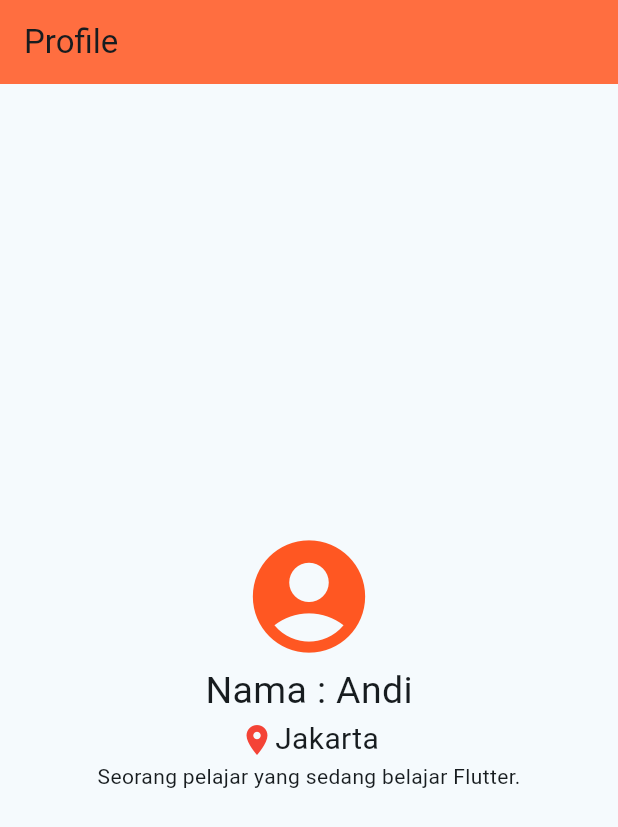
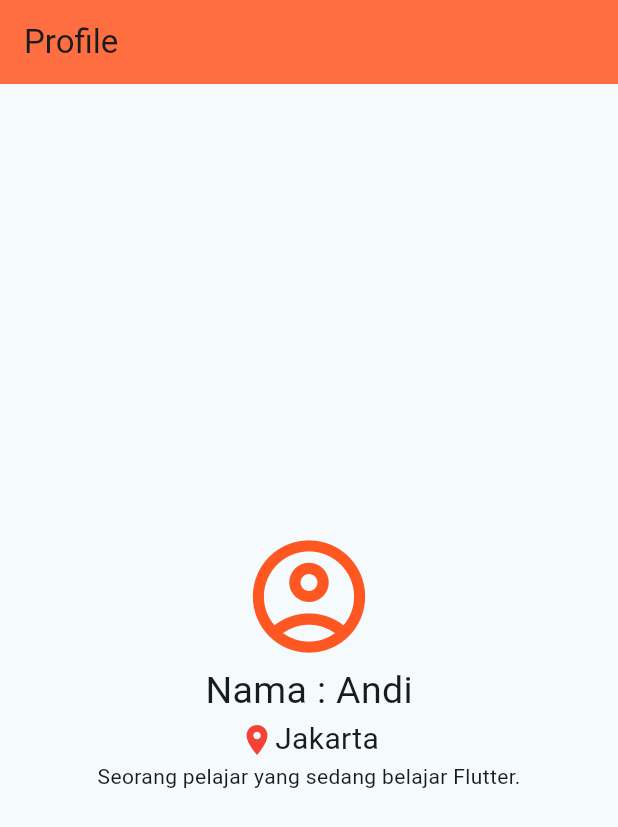
Before and after one commit to qeisandi/andippkd_mpro_b2, a Flutter app: the screen it shows after launch, on a phone screen of 412 x 824 dp. Shown: the top 827 px of the screen. Run offline on Flutter 3.47's test engine with Material 3 defaults, Android fonts, the phone set to English and light mode, and no system bars.

Commit message:
tugas flutter

```diff
--- a/lib/meet_satu/tugas_satu_flutter.dart
+++ b/lib/meet_satu/tugas_satu_flutter.dart
@@ -13,7 +13,11 @@ class Tugas1 extends StatelessWidget {
       body: Column(
         mainAxisAlignment: MainAxisAlignment.center,
         children: [
-          Icon(Icons.account_circle, color: Colors.deepOrange, size: 90),
+          Icon(
+            Icons.account_circle_outlined,
+            color: Colors.deepOrange,
+            size: 90,
+          ),
           Text('Nama : Andi', style: TextStyle(fontSize: 25)),
           Row(
             mainAxisAlignment: MainAxisAlignment.center,
```
